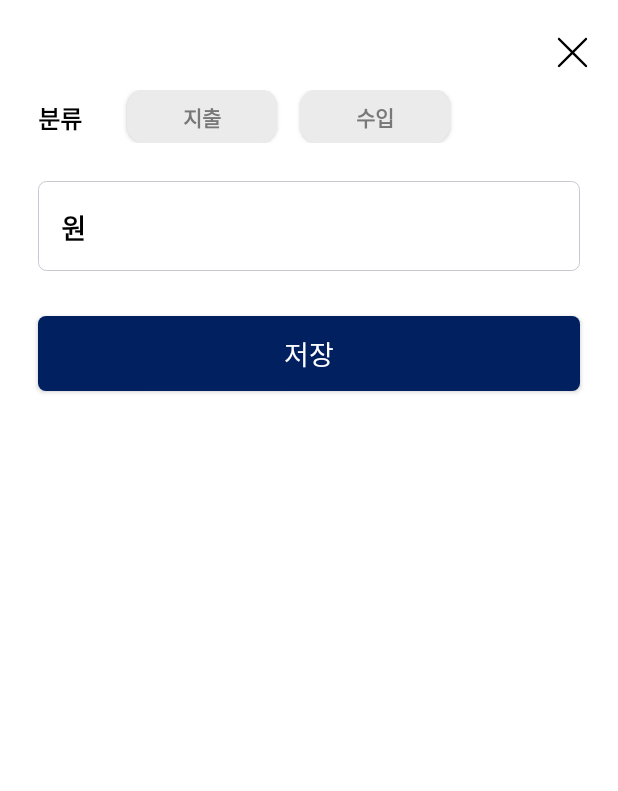
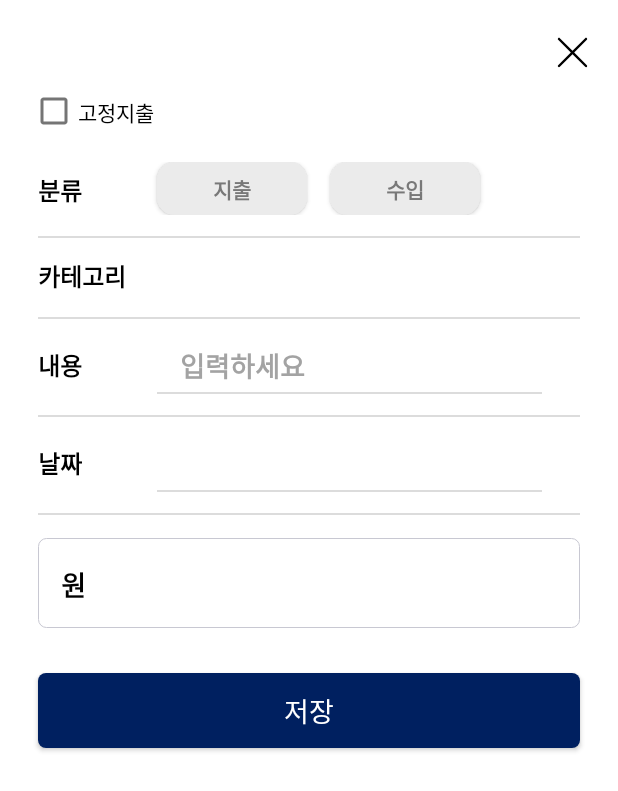
Before and after one commit to jiheunkim/Togyether, an Android app: the layout dialog_content.xml on its own in the app's theme, with its tools: preview values and no code run, on a phone screen of 412 x 824 dp. Shown: the top 791 px of the screen. Run offline under Robolectric (Android 15) with nearby library versions, the phone set to English and light mode, and no system bars.

Commit message:
가계부(달력) 보완

```diff
--- a/app/src/main/java/com/example/togyether/CalendarAdapter.kt
+++ b/app/src/main/java/com/example/togyether/CalendarAdapter.kt
@@ -6,10 +6,7 @@ import android.text.TextWatcher
 import android.view.LayoutInflater
 import android.view.View
 import android.view.ViewGroup
-import android.widget.Button
-import android.widget.EditText
-import android.widget.ImageView
-import android.widget.TextView
+import android.widget.*
 import androidx.recyclerview.widget.LinearLayoutManager
 import androidx.recyclerview.widget.RecyclerView
 import com.example.togyether.Model.PriceModel
@@ -62,7 +59,6 @@ class CalendarAdapter(private val dayList: ArrayList<LocalDate?>):
             var iDay = day?.dayOfMonth
 
             var yearMonth = "$iYear 년   $iMonth 월   $iDay 일"
-            //Toast.makeText(holder.itemView.context, yearMonth, Toast.LENGTH_SHORT).show()
 
             // BottomSheetDialog 생성
             val bottomSheetDialog = BottomSheetDialog(holder.itemView.context)
@@ -125,15 +121,27 @@ class CalendarAdapter(private val dayList: ArrayList<LocalDate?>):
                     expensesBtn.setBackgroundResource(R.drawable.btn_circle_gray)
                 }
 
+                // 가계부 내역 추가 다이얼로그 날짜 정보 넣기
+                val dateTextView2 = secondView.findViewById<TextView>(R.id.date_text)
+                dateTextView2.text = yearMonth
+
+                // 가계부 내역 추가 다이얼로그 고정지출 정보 받기
+                val checkBox = secondView.findViewById<CheckBox>(R.id.cb_necessary)
+                checkBox.setOnClickListener {
+                    //추가 구현
+                }
+
                 // 가계부 내역 추가 다이얼로그 표시
                 contentAddDialog.setContentView(secondView)
                 contentAddDialog.show()
 
                 // btn_content 클릭 이벤트
                 val btnCotent = secondView.findViewById<Button>(R.id.btn_content)
+                val contentEditText = secondView.findViewById<EditText>(R.id.content_text)
+
                 btnCotent.setOnClickListener {
                     // 가계부 RecyclerView에 데이터 추가
-                    val priceTitle = priceEditText.text.toString() // EditText에서 가져온 정보로 대체
+                    val priceTitle = contentEditText.text.toString() // EditText에서 가져온 정보로 대체
                     val priceCategory = "카테고리" // EditText에서 가져온 정보로 대체
                     val priceValue = priceEditText.text.toString()
 
--- a/app/src/main/res/layout/dialog_content.xml
+++ b/app/src/main/res/layout/dialog_content.xml
@@ -14,19 +14,29 @@
         android:layout_marginRight="15dp"
         android:src="@drawable/delete" />
 
+    <CheckBox
+        android:id="@+id/cb_necessary"
+        android:layout_width="match_parent"
+        android:layout_height="wrap_content"
+        android:layout_marginLeft="20dp"
+        android:fontFamily="@font/notosans_medium"
+        android:text="고정지출"/>
+
     <LinearLayout
         android:layout_width="match_parent"
         android:layout_height="wrap_content"
         android:layout_marginTop="10dp"
         android:layout_marginLeft="25dp"
         android:layout_marginRight="25dp"
+        android:paddingBottom="15dp"
+        android:background="@drawable/line_gray"
         android:orientation="horizontal">
 
         <TextView
             android:layout_width="wrap_content"
             android:layout_height="wrap_content"
             android:layout_gravity="center"
-            android:layout_marginRight="30dp"
+            android:layout_marginRight="50dp"
             android:text="분류"
             android:textColor="@color/black"
             android:textSize="16dp"
@@ -58,11 +68,98 @@
             android:textColor="#787878" />
     </LinearLayout>
 
+    <LinearLayout
+        android:layout_width="match_parent"
+        android:layout_height="wrap_content"
+        android:layout_marginTop="10dp"
+        android:layout_marginLeft="25dp"
+        android:layout_marginRight="25dp"
+        android:paddingBottom="15dp"
+        android:background="@drawable/line_gray"
+        android:orientation="horizontal">
+
+        <TextView
+            android:layout_width="wrap_content"
+            android:layout_height="wrap_content"
+            android:layout_gravity="center"
+            android:layout_marginRight="50dp"
+            android:text="카테고리"
+            android:textColor="@color/black"
+            android:textSize="16dp"
+            android:fontFamily="@font/notosans_semibold" />
+    </LinearLayout>
+
+    <LinearLayout
+        android:layout_width="match_parent"
+        android:layout_height="wrap_content"
+        android:layout_marginTop="10dp"
+        android:layout_marginLeft="25dp"
+        android:layout_marginRight="25dp"
+        android:paddingBottom="15dp"
+        android:background="@drawable/line_gray"
+        android:orientation="horizontal">
+
+        <TextView
+            android:layout_width="wrap_content"
+            android:layout_height="wrap_content"
+            android:layout_gravity="center"
+            android:layout_marginRight="50dp"
+            android:text="내용"
+            android:textColor="@color/black"
+            android:textSize="16dp"
+            android:fontFamily="@font/notosans_semibold" />
+
+        <EditText
+            android:id="@+id/content_text"
+            android:layout_width="match_parent"
+            android:layout_height="40dp"
+            android:layout_marginRight="25dp"
+            android:background="@drawable/line_gray"
+            android:inputType="textShortMessage"
+            android:hint="입력하세요"
+            android:textColorHint="#A3A3A3"
+            android:lines="1"
+            android:fontFamily="@font/notosans_bold"
+            android:paddingLeft="15dp" />
+    </LinearLayout>
+
+    <LinearLayout
+        android:layout_width="match_parent"
+        android:layout_height="wrap_content"
+        android:layout_marginTop="10dp"
+        android:layout_marginLeft="25dp"
+        android:layout_marginRight="25dp"
+        android:paddingBottom="15dp"
+        android:background="@drawable/line_gray"
+        android:orientation="horizontal">
+
+        <TextView
+            android:layout_width="wrap_content"
+            android:layout_height="wrap_content"
+            android:layout_gravity="center"
+            android:layout_marginRight="50dp"
+            android:text="날짜"
+            android:textColor="@color/black"
+            android:textSize="16dp"
+            android:fontFamily="@font/notosans_semibold" />
+
+        <TextView
+            android:id="@+id/date_text"
+            android:layout_width="match_parent"
+            android:layout_height="40dp"
+            android:layout_marginRight="25dp"
+            android:background="@drawable/line_gray"
+            android:textSize="16dp"
+            android:fontFamily="@font/notosans_bold"
+            android:paddingTop="5dp"
+            android:paddingLeft="15dp" />
+    </LinearLayout>
+
     <EditText
         android:id="@+id/price"
         android:layout_width="match_parent"
         android:layout_height="60dp"
-        android:layout_marginTop="25dp"
+        android:layout_marginTop="15dp"
         android:layout_marginLeft="25dp"
         android:layout_marginRight="25dp"
         android:background="@drawable/edittext"
@@ -80,7 +177,7 @@
         android:layout_marginTop="30dp"
         android:layout_marginLeft="25dp"
         android:layout_marginRight="25dp"
-        android:layout_marginBottom="20dp"
+        android:layout_marginBottom="30dp"
         android:background="@drawable/btn_blue"
         android:text="저장"
         android:textSize="18dp"
```
